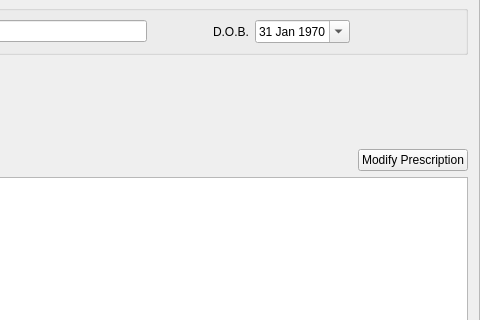
The window that mtrack/prescriptionsframe.ui (kyledevans/Medicine-Track) describes before a commit, drawn with Qt 5; both pictures show x 404 to 884 and y 91 to 411 of the 884 by 613 pixel window.
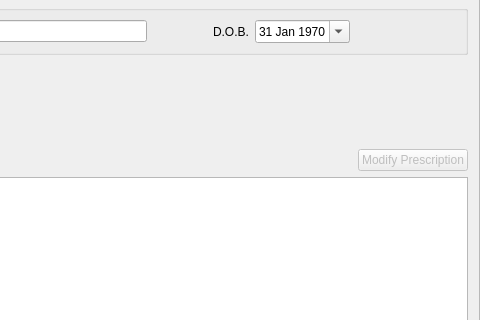
The same window after the commit.

```diff
--- a/mtrack/prescriptionsframe.ui
+++ b/mtrack/prescriptionsframe.ui
@@ -335,6 +335,9 @@
      </item>
      <item>
       <widget class="QPushButton" name="modifyPrescriptionButton">
+       <property name="enabled">
+        <bool>false</bool>
+       </property>
        <property name="text">
         <string>Modify Prescription</string>
        </property>
```
Left out of the diff: 24 changed lines with no effect on the pictures.
